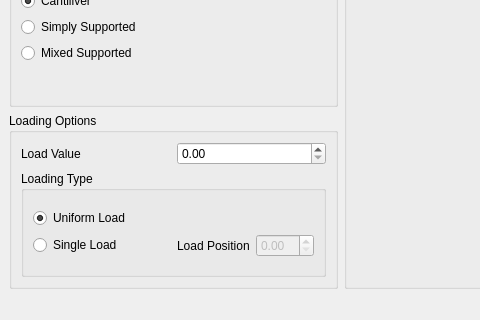
The window that mainwindow.ui (opensourcereality/beambending) describes before a commit, drawn with Qt 5; both pictures show x 0 to 480 and y 261 to 581 of the 681 by 581 pixel window.
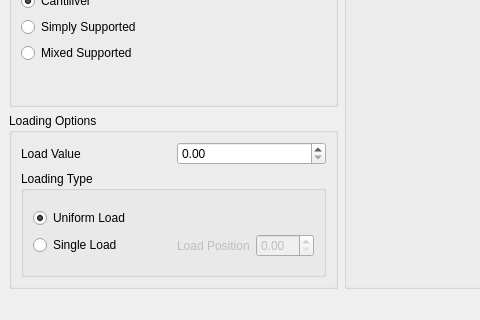
The same window after the commit.

Commit message: Improvement on the 'load position' section of the UI

The edit to the form file:
```diff
--- a/mainwindow.ui
+++ b/mainwindow.ui
@@ -184,7 +184,10 @@
                     <item>
                      <layout class="QHBoxLayout" name="horizontalLayout_6">
                       <item>
-                       <widget class="QLabel" name="label_4">
+                       <widget class="QLabel" name="loadPositionLabel">
+                        <property name="enabled">
+                         <bool>false</bool>
+                        </property>
                         <property name="text">
                          <string>Load Position</string>
                         </property>
```
The commit also changes 2 other files.
